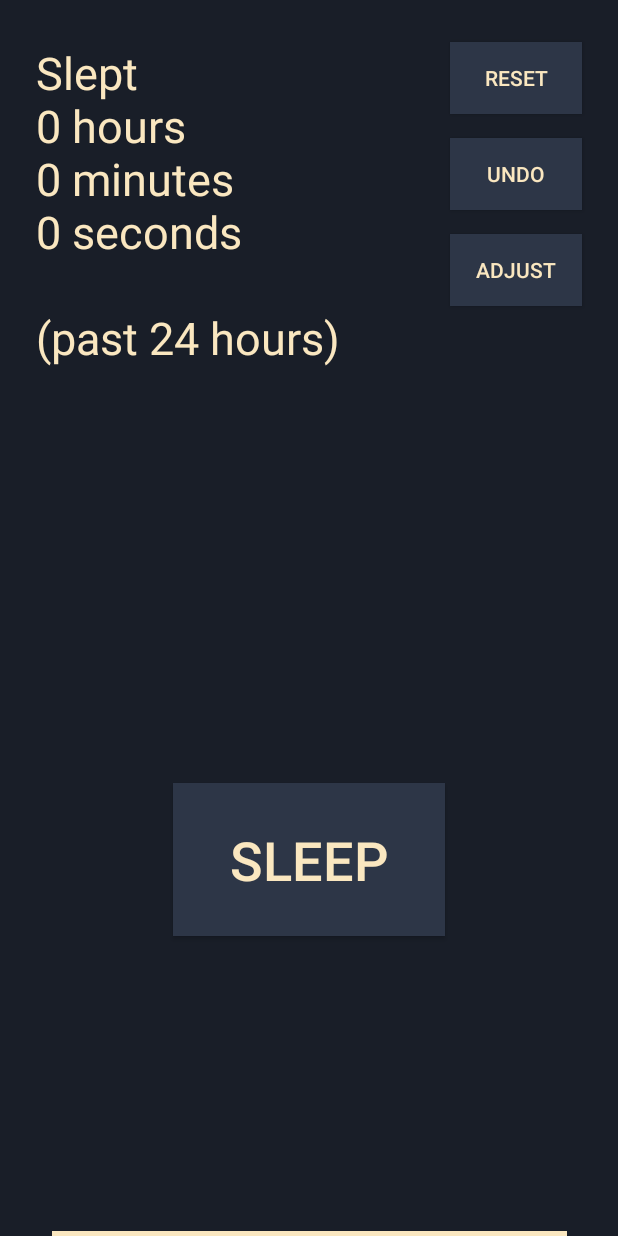
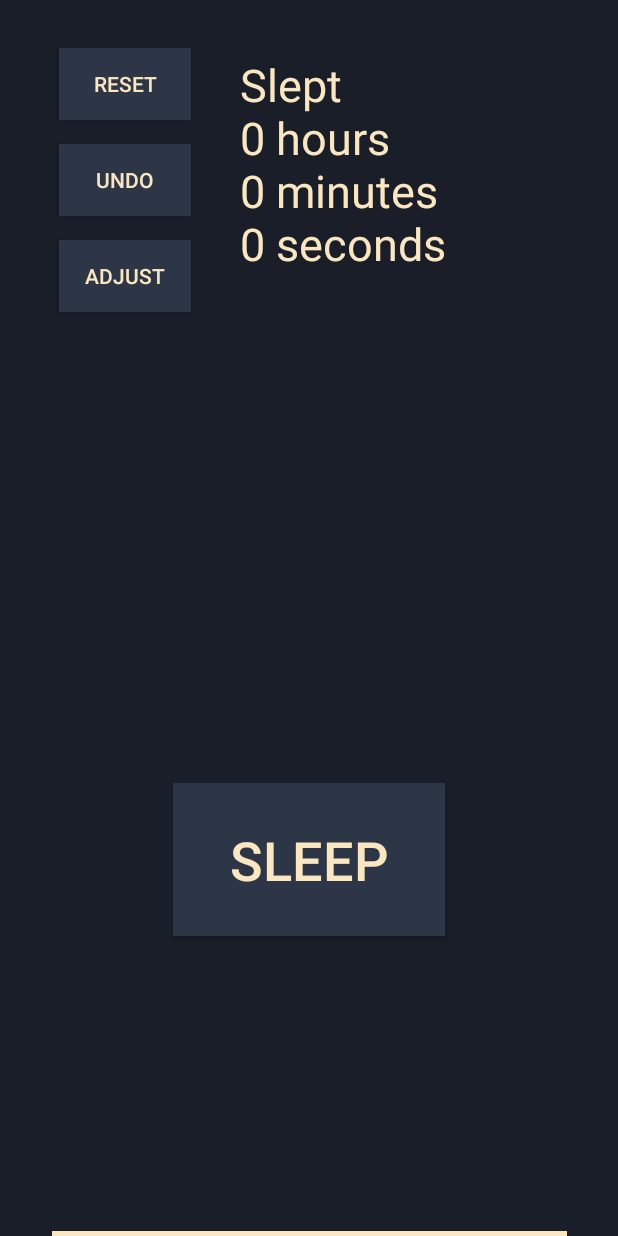
Before and after one commit to Lambbda/ZZZ, an Android app: the screen it shows after launch (MainActivity), on a phone screen of 412 x 824 dp. Run offline under Robolectric (Android 15) with nearby library versions, the phone set to English and light mode, and no system bars.

Commit message:
Minor design changes

```diff
--- a/app/build.gradle
+++ b/app/build.gradle
@@ -7,9 +7,9 @@ android {
         applicationId "com.example.calendar"
         minSdkVersion 24
         targetSdkVersion 29
-        versionCode 1
         versionName "Closed beta"
         testInstrumentationRunner "androidx.test.runner.AndroidJUnitRunner"
+        versionCode = 1.1
     }
     buildTypes {
         release {
--- a/app/src/main/java/com/example/calendar/MainActivity.java
+++ b/app/src/main/java/com/example/calendar/MainActivity.java
@@ -85,7 +85,7 @@ public class MainActivity extends AppCompatActivity {
         }
         imageView.setImageBitmap(bitmap);
         TextView tv = findViewById(R.id.textView);
-        display = "Slept\n"+sum/(1000*60*60)+" hours\n"+(sum/(1000*60))%60+" minutes\n"+(sum/1000)%60+" seconds\n"+"\n(past 24 hours)";
+        display = "Slept\n"+sum/(1000*60*60)+" hours\n"+(sum/(1000*60))%60+" minutes\n"+(sum/1000)%60+" seconds\n";
         tv.setText(display);
     }
 
--- a/app/src/main/res/layout/activity_main.xml
+++ b/app/src/main/res/layout/activity_main.xml
@@ -38,50 +38,50 @@
         android:id="@+id/textView"
         android:layout_width="wrap_content"
         android:layout_height="wrap_content"
-        android:layout_marginStart="24dp"
-        android:layout_marginTop="28dp"
+        android:layout_marginStart="160dp"
+        android:layout_marginTop="36dp"
         android:textColor="#FAE7C0"
         android:textSize="30sp"
         app:layout_constraintStart_toStartOf="parent"
         app:layout_constraintTop_toTopOf="parent"
         tools:text="STATS" />
 
-    <Button
-        android:id="@+id/buttonclear"
+    <ToggleButton
+        android:id="@+id/buttonundo"
         android:layout_width="wrap_content"
         android:layout_height="wrap_content"
-        android:layout_marginTop="28dp"
-        android:layout_marginEnd="24dp"
+        android:layout_marginStart="39dp"
+        android:layout_marginTop="96dp"
         android:background="#2d3647 "
-        android:text="RESET"
+        android:text="ToggleButton"
         android:textColor="#FAE7C0"
-        app:layout_constraintEnd_toEndOf="parent"
+        android:textOff="UNDO"
+        android:textOn="REDO"
+        app:layout_constraintStart_toStartOf="parent"
         app:layout_constraintTop_toTopOf="parent" />
 
     <Button
         android:id="@+id/buttonadd"
         android:layout_width="wrap_content"
         android:layout_height="wrap_content"
-        android:layout_marginTop="156dp"
-        android:layout_marginEnd="24dp"
+        android:layout_marginStart="39dp"
+        android:layout_marginTop="160dp"
         android:background="#2d3647 "
         android:text="adjust"
         android:textColor="#FAE7C0"
-        app:layout_constraintEnd_toEndOf="parent"
+        app:layout_constraintStart_toStartOf="parent"
         app:layout_constraintTop_toTopOf="parent" />
 
-    <ToggleButton
-        android:id="@+id/buttonundo"
+    <Button
+        android:id="@+id/buttonclear"
         android:layout_width="wrap_content"
         android:layout_height="wrap_content"
-        android:layout_marginTop="92dp"
-        android:layout_marginEnd="24dp"
+        android:layout_marginStart="39dp"
+        android:layout_marginTop="32dp"
         android:background="#2d3647 "
-        android:text="ToggleButton"
+        android:text="RESET"
         android:textColor="#FAE7C0"
-        android:textOff="UNDO"
-        android:textOn="REDO"
-        app:layout_constraintEnd_toEndOf="parent"
+        app:layout_constraintStart_toStartOf="parent"
         app:layout_constraintTop_toTopOf="parent" />
 
     <ImageView
```
Also changed, not shown: 2 other files.
